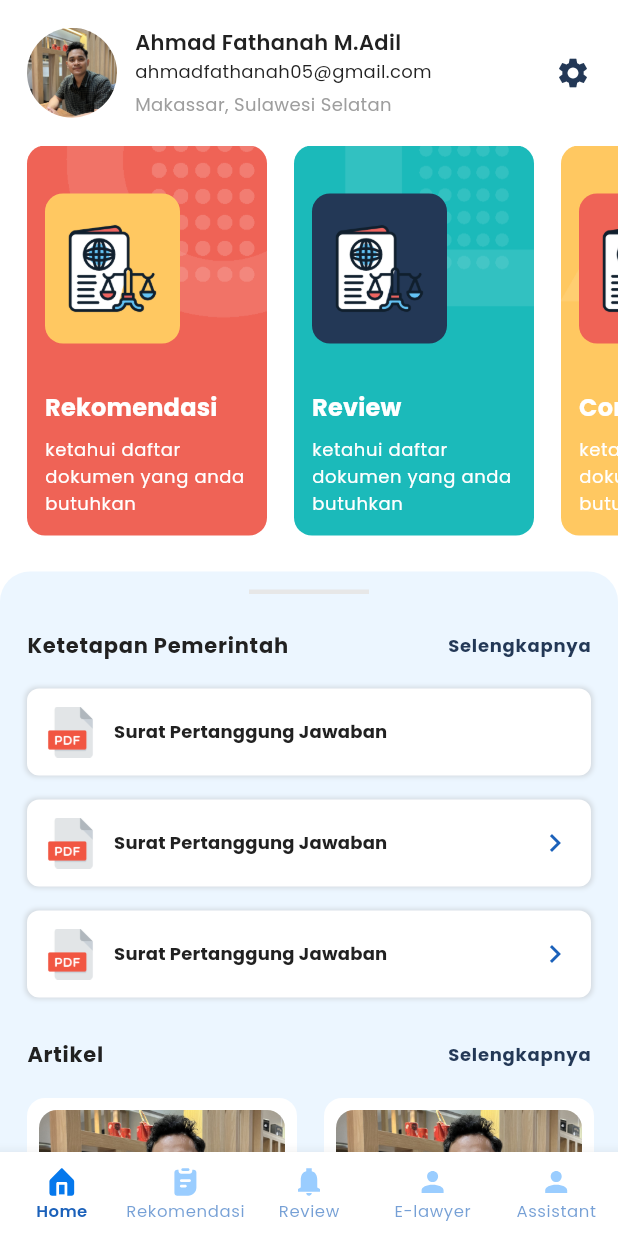
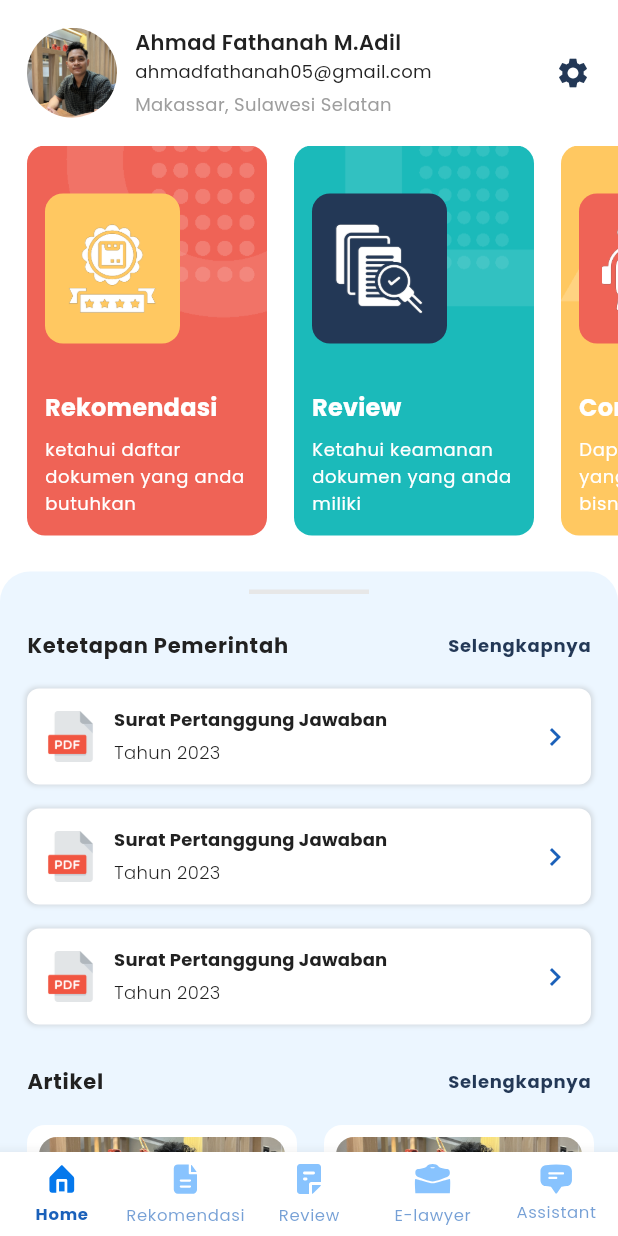
Before and after one commit to ahmadfma/legalkan, a Flutter app: the screen it shows after launch, on a phone screen of 412 x 824 dp. Run offline on Flutter 3.47's test engine with Material 2 defaults, Android fonts, the phone set to English and light mode, and no system bars; our stand-ins replace dio, file_picker, firebase_core, firebase_messaging, flutter_local_notifications, flutter_svg and 9 more; missing offline and left inert: dart:ffi; accounts and stored records are empty; project files that could hold a hidden picture were left out.

Commit message:
bottom bar menu

```diff
--- a/lib/ui/pages/user_main_pages/pages/home_page.dart
+++ b/lib/ui/pages/user_main_pages/pages/home_page.dart
@@ -92,7 +92,7 @@ Widget featureCard(BuildContext context) {
           title: "Rekomendasi",
           backgroundColor: secondaryColor,
           backgroundImagePath: "assets/images/feature_image_background.png",
-          iconImagePath: "assets/images/feature_rekomendasi.png",
+          iconImagePath: "assets/images/rekomendasi.png",
           subTitle: "ketahui daftar dokumen yang anda butuhkan",
           iconBackgroundColor: orange,
         ),
@@ -100,17 +100,27 @@ Widget featureCard(BuildContext context) {
           title: "Review",
           backgroundColor: green2,
           backgroundImagePath: "assets/images/feature_image_background2.png",
-          iconImagePath: "assets/images/feature_rekomendasi.png",
-          subTitle: "ketahui daftar dokumen yang anda butuhkan",
+          iconImagePath: "assets/images/review.png",
+          subTitle: "Ketahui keamanan dokumen yang anda miliki",
           iconBackgroundColor: primaryColor,
         ),
         FeatureCardWidget(
           title: "Consultant",
           backgroundColor: orange,
           backgroundImagePath: "assets/images/feature_image_background3.png",
-          iconImagePath: "assets/images/feature_rekomendasi.png",
-          subTitle: "ketahui daftar dokumen yang anda butuhkan",
+          iconImagePath: "assets/images/assistant.png",
+          subTitle: "Dapatkan konsultan yang sesuai untuk bisnis anda",
+          backgroundImageColor: Colors.white.withOpacity(1),
           iconBackgroundColor: secondaryColor,
+        ),
+        FeatureCardWidget(
+          title: "Assistant",
+          backgroundColor: blue,
+          backgroundImagePath: "assets/images/feature_image_background3.png",
+          iconImagePath: "assets/images/consultant.png",
+          subTitle: "Dapatkan informasi legal yang sesuai dan tepat",
+          backgroundImageColor: Colors.white.withOpacity(0.6),
+          iconBackgroundColor: green2,
         ),
       ],
     ),
@@ -146,7 +156,9 @@ Widget documentLegal(BuildContext context) {
           .map((e) => MenuTile(
         iconAsset: 'assets/images/pdf.png',
         title: e.name ?? "-",
+        subTitle: "Tahun 2023",
         isDocument: true,
+        isMine: false,
         documentStatus: e.status,
         onTap: () {},
       )).toList()
--- a/lib/ui/pages/user_main_pages/user_main_page.dart
+++ b/lib/ui/pages/user_main_pages/user_main_page.dart
@@ -42,35 +42,65 @@ class _UserMainPageState extends State<UserMainPage> {
       bottomNavigationBar: BottomNavigationBar(
         items: [
           BottomNavigationBarItem(
-            icon: SvgPicture.asset("assets/icons/home.svg"),
-            activeIcon: SvgPicture.asset("assets/icons/home_active.svg"),
+            icon: Padding(
+              padding: EdgeInsets.only(bottom: 4),
+              child: SvgPicture.asset("assets/icons/home.svg"),
+            ),
+            activeIcon: Padding(
+              padding: EdgeInsets.only(bottom: 4),
+              child: SvgPicture.asset("assets/icons/home_active.svg"),
+            ),
             label: "Home"
           ),
           BottomNavigationBarItem(
-              icon: SvgPicture.asset("assets/icons/activity.svg"),
-              activeIcon: SvgPicture.asset("assets/icons/activity_active.svg"),
+              icon: Padding(
+                padding: EdgeInsets.only(bottom: 4),
+                child: SvgPicture.asset("assets/icons/activity.svg"),
+              ),
+              activeIcon: Padding(
+                padding: EdgeInsets.only(bottom: 4),
+                child: SvgPicture.asset("assets/icons/activity_active.svg"),
+              ),
               label: "Rekomendasi",
           ),
           BottomNavigationBarItem(
-              icon: SvgPicture.asset("assets/icons/notif.svg"),
-              activeIcon: SvgPicture.asset("assets/icons/notif_active.svg"),
+              icon: Padding(
+                padding: EdgeInsets.only(bottom: 6, top: 2),
+                child: SvgPicture.asset("assets/icons/review.svg"),
+              ),
+              activeIcon: Padding(
+                padding: EdgeInsets.only(bottom: 6, top: 2),
+                child: SvgPicture.asset("assets/icons/review_active.svg"),
+              ),
               label: "Review"
           ),
           BottomNavigationBarItem(
-              icon: SvgPicture.asset("assets/icons/profile.svg"),
-              activeIcon: SvgPicture.asset("assets/icons/profile_active.svg"),
+              icon: Padding(
+                padding: EdgeInsets.only(bottom: 4),
+                child: SvgPicture.asset("assets/icons/work.svg"),
+              ),
+              activeIcon: Padding(
+                padding: EdgeInsets.only(bottom: 4),
+                child: SvgPicture.asset("assets/icons/work_active.svg"),
+              ),
               label: "E-lawyer"
           ),
           BottomNavigationBarItem(
-              icon: SvgPicture.asset("assets/icons/profile.svg"),
-              activeIcon: SvgPicture.asset("assets/icons/profile_active.svg"),
+              icon: Padding(
+                padding: EdgeInsets.only(bottom: 4),
+                child: SvgPicture.asset("assets/icons/chat.svg"),
+              ),
+              activeIcon: Padding(
+                padding: EdgeInsets.only(bottom: 4),
+                child: SvgPicture.asset("assets/icons/chat_active.svg"),
+              ),
               label: "Assistant"
           )
         ],
         showUnselectedLabels: true,
         type: BottomNavigationBarType.fixed,
         onTap: _onItemTapped,
-        selectedLabelStyle: myTextTheme.bodyMedium?.copyWith(fontWeight: FontWeight.w600, fontSize: 11),
+        selectedLabelStyle: myTextTheme.bodyLarge?.copyWith(fontWeight: FontWeight.bold, fontSize: 11),
         unselectedLabelStyle: myTextTheme.bodySmall?.copyWith(fontSize: 11),
         currentIndex: _currentPageIndex,
         selectedItemColor: blue,
--- a/lib/ui/widgets/feauture_card_widget.dart
+++ b/lib/ui/widgets/feauture_card_widget.dart
@@ -7,6 +7,7 @@ class FeatureCardWidget extends StatelessWidget {
   final String subTitle;
   final Color backgroundColor;
   final Color iconBackgroundColor;
+  final Color? backgroundImageColor;
   final String backgroundImagePath;
   final String iconImagePath;
 
@@ -16,6 +17,7 @@ class FeatureCardWidget extends StatelessWidget {
     required this.backgroundColor,
     required this.iconBackgroundColor,
     required this.backgroundImagePath,
+    this.backgroundImageColor,
     required this.iconImagePath,
     super.key
   });
@@ -32,7 +34,7 @@ class FeatureCardWidget extends StatelessWidget {
       ),
       child: Stack(
         children: [
-          Image.asset(backgroundImagePath, fit: BoxFit.cover, width: 160, color: Colors.white.withOpacity(0.5), colorBlendMode: BlendMode.modulate, scale: 0.6,),
+          Image.asset(backgroundImagePath, fit: BoxFit.cover, width: 160, color: backgroundImageColor ?? Colors.white.withOpacity(0.5), colorBlendMode: BlendMode.modulate, scale: 0.6,),
           Positioned(
             bottom: mediumMarginSize,
             left: mediumMarginSize,
--- a/lib/ui/widgets/menu_tile.dart
+++ b/lib/ui/widgets/menu_tile.dart
@@ -10,6 +10,7 @@ class MenuTile extends StatelessWidget {
   final bool isLock;
   final bool isDocument;
   final int? documentStatus;
+  final bool? isMine;
   final VoidCallback onTap;
   final bool? showLoading;
 
@@ -21,6 +22,7 @@ class MenuTile extends StatelessWidget {
     required this.onTap,
     this.isLock = false,
     this.isDocument = false,
+    this.isMine = true,
     this.documentStatus,
     this.showLoading,
   }) : super(key: key);
@@ -60,12 +62,7 @@ class MenuTile extends StatelessWidget {
                 ],
               ),
             ),
-            if(!isLock && !isDocument) const Icon(Icons.keyboard_arrow_right, color: blue, size: 24,),
-            if(isDocument && documentStatus == DocumentStatus.diterima.status) const Icon(Icons.keyboard_arrow_right, color: blue, size: 24,),
-            if(isLock) const Padding(
-              padding: EdgeInsets.only(right: extraSmallMarginSize),
-              child: Icon(Icons.lock_outline_rounded, color: blackText, size: 26, ),
-            )
+            getIcon()
           ],
         ),
       ),
@@ -74,15 +71,31 @@ class MenuTile extends StatelessWidget {
 
   Widget getSubtitle() {
     if(showLoading != true && subTitle != null) {
-      return Column(
+      if(isMine == true) return Column(
+        children: [
+          if(!isDocument || documentStatus == DocumentStatus.sedangDiproses.status) Text(subTitle!, style: myTextTheme.displayMedium?.copyWith(fontSize: 12, letterSpacing: 0.25),),
+          if(isDocument && documentStatus == DocumentStatus.diterima.status) Text(subTitle!, style: myTextTheme.displayMedium?.copyWith(fontSize: 12, letterSpacing: 0.25, color: green, fontWeight: FontWeight.w700),),
+        ],
+      );
+      else return Column(
         children: [
           const SizedBox(height: extraSmallMarginSize,),
-          if(!isDocument || documentStatus == DocumentStatus.sedangDiproses.status) Text(subTitle!, style: myTextTheme.displayMedium?.copyWith(fontSize: 12, letterSpacing: 0.25),),
-          if(isDocument && documentStatus == DocumentStatus.diterima.status) Text(subTitle!, style: myTextTheme.displayMedium?.copyWith(fontSize: 12, letterSpacing: 0.25, color: green, fontWeight: FontWeight.w700),),
+          Text(subTitle!, style: myTextTheme.displayLarge?.copyWith(fontSize: 12, letterSpacing: 0.25),),
         ],
       );
     }
     return const SizedBox.shrink();
   }
 
+  Widget getIcon() {
+    if(isMine == false) return const Icon(Icons.keyboard_arrow_right, color: blue, size: 24,);
+    if(!isLock && !isDocument) return const Icon(Icons.keyboard_arrow_right, color: blue, size: 24,);
+    if(isDocument && documentStatus == DocumentStatus.diterima.status) return const Icon(Icons.keyboard_arrow_right, color: blue, size: 24,);
+    if(isLock) return const Padding(
+      padding: EdgeInsets.only(right: extraSmallMarginSize),
+      child: Icon(Icons.lock_outline_rounded, color: blackText, size: 26, ),
+    );
+    return const SizedBox.shrink();
+  }
+
 }
```
Also changed, not shown: lib/ui/pages/user_main_pages/pages/legal_assistant_page.dart (+70 -2 lines), assets/icons/activity.svg, assets/icons/activity_active.svg, assets/icons/chat.svg (added), assets/icons/chat_active.svg (added), assets/icons/review.svg (added), assets/icons/review_active.svg (added), assets/icons/work.svg (added), assets/icons/work_active.svg (added), assets/images/assistant.png (added), assets/images/consultant.png (added), assets/images/rekomendasi.png (added), assets/images/review.png (added).
